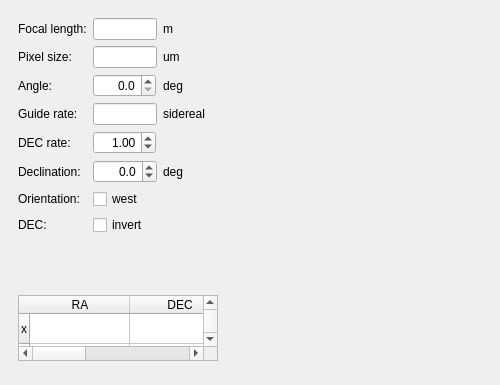
Above: gui/snowgui/icegui/calibrationcalculatordialog.ui from AndreasFMueller/AstroPhotography before the change. Below: the same form after it.
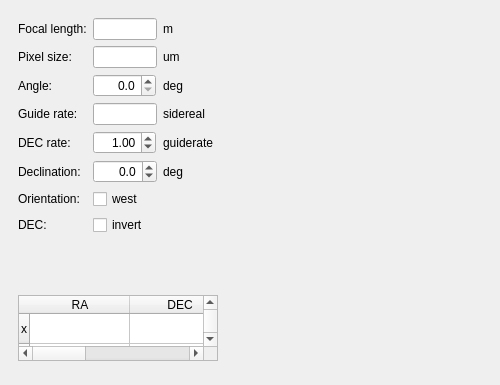
That is the form after the change. Custom widgets are drawn as their Qt base class.

Diff of the .ui file:
```diff
--- a/gui/snowgui/icegui/calibrationcalculatordialog.ui
+++ b/gui/snowgui/icegui/calibrationcalculatordialog.ui
@@ -58,13 +58,13 @@
        <widget class="QWidget" name="parametersWidget" native="true">
         <property name="minimumSize">
          <size>
-          <width>0</width>
+          <width>220</width>
           <height>230</height>
          </size>
         </property>
         <property name="maximumSize">
          <size>
-          <width>212</width>
+          <width>220</width>
           <height>16777215</height>
          </size>
         </property>
@@ -393,6 +393,13 @@
            </property>
           </widget>
          </item>
+         <item row="4" column="2">
+          <widget class="QLabel" name="decrateUnit">
+           <property name="text">
+            <string>guiderate</string>
+           </property>
+          </widget>
+         </item>
         </layout>
        </widget>
       </item>
```
Left out of the diff: 4 changed lines with no effect on the pictures.
